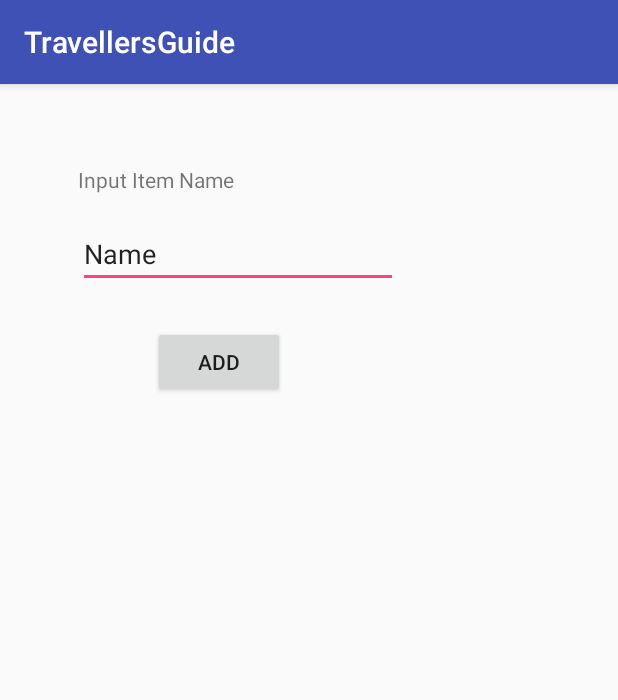
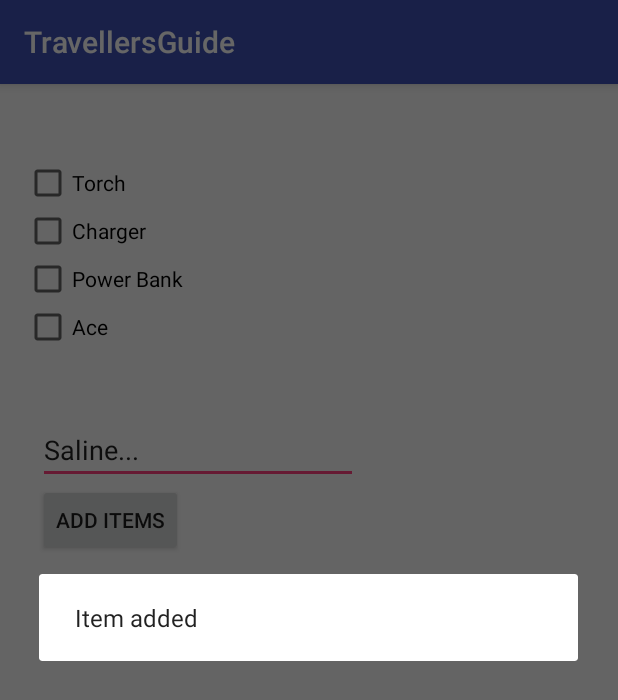
Before and after one commit to JubayerRony/TravelersGuide, an Android app: the checkbox screen opened directly, with no data from a screen before it, after a tap on "ADD ITEMS", on a phone screen of 412 x 824 dp. Shown: the top 700 px of the screen. Run offline under Robolectric (Android 15) with nearby library versions, the phone set to English and light mode, and no system bars.

Commit message:
6th commit

```diff
--- a/app/src/main/AndroidManifest.xml
+++ b/app/src/main/AndroidManifest.xml
@@ -27,7 +27,6 @@
         <activity android:name=".Emergency" />
         <activity android:name=".Profile" />
         <activity android:name=".Post" />
-        <activity android:name=".AddItem" />
         <activity android:name=".AddedItem" />
         <activity android:name=".Posted" />
         <activity android:name=".EmergencyResult" />
--- a/app/src/main/java/com/example/saqib/travellersguide/AddItem.java
+++ /dev/null
@@ -1,21 +0,0 @@
-package com.example.saqib.travellersguide;
-
-import android.content.Intent;
-import android.support.v7.app.AppCompatActivity;
-import android.os.Bundle;
-import android.view.View;
-
-public class AddItem extends AppCompatActivity {
-
-    @Override
-    protected void onCreate(Bundle savedInstanceState) {
-        super.onCreate(savedInstanceState);
-        setContentView(R.layout.activity_add_item);
-    }
-    public void added(View view){
-
-        Intent intent = new Intent(AddItem.this,AddedItem.class);
-        //intent.addFlags(Intent.FLAG_ACTIVITY_NEW_TASK);
-        startActivity(intent);
-    }
-}
--- a/app/src/main/java/com/example/saqib/travellersguide/Notloggenin.java
+++ b/app/src/main/java/com/example/saqib/travellersguide/Notloggenin.java
@@ -18,7 +18,7 @@ public class Notloggenin extends AppCompatActivity {
         //intent.addFlags(Intent.FLAG_ACTIVITY_NEW_TASK);
         startActivity(intent);
     }
-    public void onClickplaygame(View view){
+    public void emergency(View view){
 
         Intent intent = new Intent(Notloggenin.this,Emergency.class);
         //intent.addFlags(Intent.FLAG_ACTIVITY_NEW_TASK);
--- a/app/src/main/java/com/example/saqib/travellersguide/checkbox.java
+++ b/app/src/main/java/com/example/saqib/travellersguide/checkbox.java
@@ -1,6 +1,8 @@
 package com.example.saqib.travellersguide;
 
 import android.content.Intent;
+import android.os.Handler;
+import android.support.v7.app.AlertDialog;
 import android.support.v7.app.AppCompatActivity;
 import android.os.Bundle;
 import android.view.View;
@@ -14,8 +16,26 @@ public class checkbox extends AppCompatActivity {
     }
     public void additems(View view){
 
-        Intent intent = new Intent(checkbox.this,AddItem.class);
-        //intent.addFlags(Intent.FLAG_ACTIVITY_NEW_TASK);
-        startActivity(intent);
+        AlertDialog.Builder builder1 = new AlertDialog.Builder(this);
+        builder1.setMessage("Item added");
+        builder1.setCancelable(true);
+
+
+
+        AlertDialog alert11 = builder1.create();
+        alert11.show();
+
+        new Handler().postDelayed(new Runnable() {
+            @Override
+            public void run() {
+
+                Intent i=new Intent(getApplicationContext(),checkbox.class);
+                startActivity(i);
+            }
+        }, 2000);
+
+
+
     }
+
 }
--- a/app/src/main/res/layout/activity_add_item.xml
+++ /dev/null
@@ -1,50 +0,0 @@
-<?xml version="1.0" encoding="utf-8"?>
-<RelativeLayout xmlns:android="http://schemas.android.com/apk/res/android"
-    xmlns:tools="http://schemas.android.com/tools"
-    android:id="@+id/activity_add_item"
-    android:layout_width="match_parent"
-    android:layout_height="match_parent"
-    android:paddingBottom="@dimen/activity_vertical_margin"
-    android:paddingLeft="@dimen/activity_horizontal_margin"
-    android:paddingRight="@dimen/activity_horizontal_margin"
-    android:paddingTop="@dimen/activity_vertical_margin"
-    tools:context="com.example.saqib.travellersguide.AddItem">
-
-    <TextView
-        android:text="Input Item Name"
-        android:layout_width="wrap_content"
-        android:layout_height="wrap_content"
-        android:layout_alignParentTop="true"
-        android:layout_alignParentLeft="true"
-        android:layout_alignParentStart="true"
-        android:layout_marginLeft="36dp"
-        android:layout_marginStart="36dp"
-        android:layout_marginTop="38dp"
-        android:id="@+id/textView7" />
-
-    <EditText
-        android:layout_width="wrap_content"
-        android:layout_height="wrap_content"
-        android:inputType="textPersonName"
-        android:text="Name"
-        android:ems="10"
-        android:layout_below="@+id/textView7"
-        android:layout_alignLeft="@+id/textView7"
-        android:layout_alignStart="@+id/textView7"
-        android:layout_marginTop="17dp"
-        android:id="@+id/editText2"
-        android:hint="Mango" />
-
-    <Button
-        android:text="Add"
-        android:layout_width="wrap_content"
-        android:layout_height="wrap_content"
-        android:layout_below="@+id/editText2"
-        android:layout_alignLeft="@+id/editText2"
-        android:layout_alignStart="@+id/editText2"
-        android:layout_marginLeft="50dp"
-        android:layout_marginStart="50dp"
-        android:layout_marginTop="25dp"
-        android:id="@+id/button9"
-        android:onClick="added"/>
-</RelativeLayout>
--- a/app/src/main/res/layout/activity_checkbox.xml
+++ b/app/src/main/res/layout/activity_checkbox.xml
@@ -56,11 +56,21 @@
         android:text="Add Items"
         android:layout_width="wrap_content"
         android:layout_height="wrap_content"
-        android:layout_centerVertical="true"
-        android:layout_toRightOf="@+id/orange"
-        android:layout_toEndOf="@+id/orange"
-        android:layout_marginLeft="29dp"
-        android:layout_marginStart="29dp"
         android:id="@+id/button8"
-        android:onClick="additems"/>
+        android:onClick="additems"
+        android:layout_below="@+id/editText14"
+        android:layout_alignRight="@+id/lemon"
+        android:layout_alignEnd="@+id/lemon" />
+
+    <EditText
+        android:layout_width="wrap_content"
+        android:layout_height="wrap_content"
+        android:inputType="textPersonName"
+        android:text="Saline..."
+        android:ems="10"
+        android:id="@+id/editText14"
+        android:layout_marginTop="43dp"
+        android:layout_below="@+id/orange"
+        android:layout_alignLeft="@+id/button8"
+        android:layout_alignStart="@+id/button8" />
 </RelativeLayout>
```
